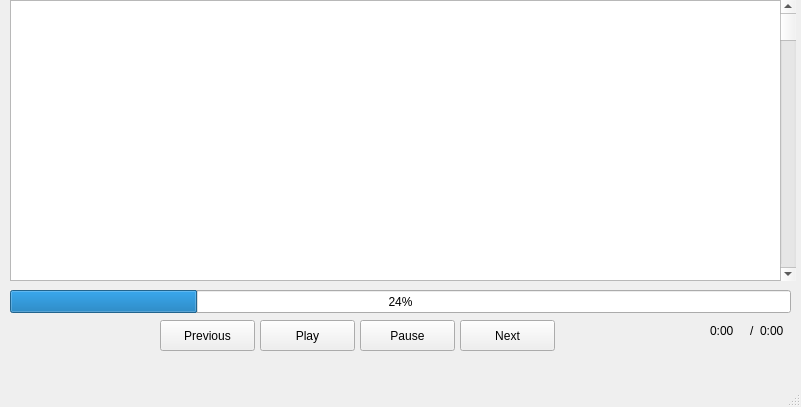
First picture: the form in src/helicopter.ui, repository Justasic/Helicopter, before the edit.
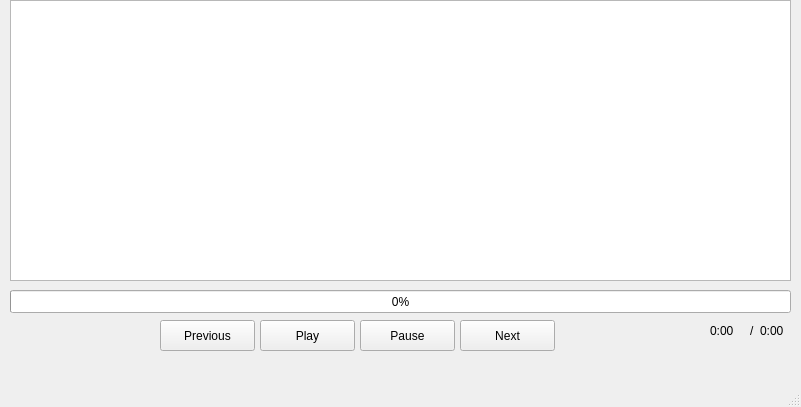
Second picture: the form after the edit.

Patch:
```diff
--- a/src/helicopter.ui
+++ b/src/helicopter.ui
@@ -14,16 +14,6 @@
    <string>Helicopter</string>
   </property>
   <widget class="QWidget" name="centralwidget">
-   <widget class="QListView" name="listView">
-    <property name="geometry">
-     <rect>
-      <x>10</x>
-      <y>0</y>
-      <width>771</width>
-      <height>281</height>
-     </rect>
-    </property>
-   </widget>
    <widget class="QPushButton" name="pushButton_play">
     <property name="geometry">
      <rect>
@@ -86,7 +76,7 @@
      </rect>
     </property>
     <property name="value">
-     <number>24</number>
+     <number>0</number>
     </property>
    </widget>
    <widget class="QLabel" name="current_song_time">
@@ -128,18 +118,15 @@
      <string>0:00</string>
     </property>
    </widget>
-   <widget class="QScrollBar" name="list_scrollbar">
+   <widget class="QTableWidget" name="tableWidget">
     <property name="geometry">
      <rect>
-      <x>780</x>
+      <x>10</x>
       <y>0</y>
-      <width>16</width>
+      <width>781</width>
       <height>281</height>
      </rect>
     </property>
-    <property name="orientation">
-     <enum>Qt::Vertical</enum>
-    </property>
    </widget>
   </widget>
   <widget class="QMenuBar" name="menubar">
```
